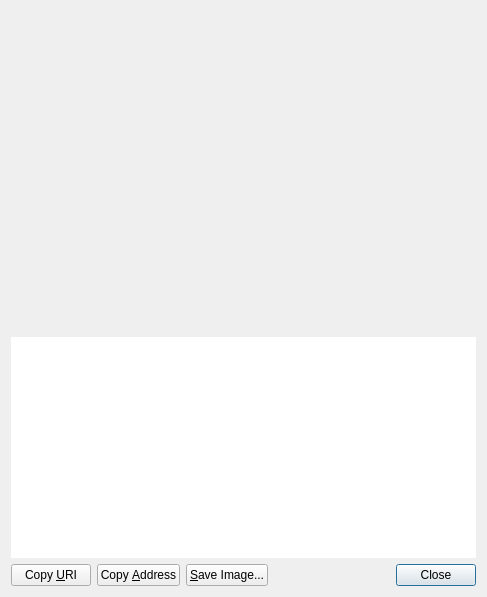
BTCGPU/BTCGPU, file src/qt/forms/receiverequestdialog.ui: the form before one commit.
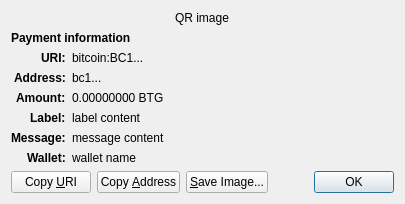
The form after the commit. Custom widgets are drawn as their Qt base class.

Diff of the .ui file:
```diff
--- a/src/qt/forms/receiverequestdialog.ui
+++ b/src/qt/forms/receiverequestdialog.ui
@@ -6,60 +6,158 @@
    <rect>
     <x>0</x>
     <y>0</y>
-    <width>487</width>
-    <height>597</height>
+    <width>413</width>
+    <height>229</height>
    </rect>
   </property>
-  <layout class="QVBoxLayout" name="verticalLayout_3">
-   <item>
-    <widget class="QRImageWidget" name="lblQRCode">
-     <property name="sizePolicy">
-      <sizepolicy hsizetype="Expanding" vsizetype="Fixed">
-       <horstretch>0</horstretch>
-       <verstretch>0</verstretch>
-      </sizepolicy>
+  <property name="windowTitle">
+   <string>Request payment to ...</string>
+  </property>
+  <layout class="QGridLayout" name="gridLayout" columnstretch="0,1">
+   <property name="sizeConstraint">
+    <enum>QLayout::SetFixedSize</enum>
+   </property>
+   <item row="0" column="0" colspan="2" alignment="Qt::AlignHCenter">
+    <widget class="QRImageWidget" name="qr_code">
+     <property name="text">
+      <string notr="true">QR image</string>
      </property>
-     <property name="minimumSize">
-      <size>
-       <width>300</width>
-       <height>320</height>
-      </size>
+     <property name="textInteractionFlags">
+      <set>Qt::NoTextInteraction</set>
      </property>
-     <property name="toolTip">
-      <string>QR Code</string>
+    </widget>
+   </item>
+   <item row="1" column="0" colspan="2">
+    <widget class="QLabel" name="payment_header">
+     <property name="font">
+      <font>
+       <weight>75</weight>
+       <bold>true</bold>
+      </font>
      </property>
+     <property name="text">
+      <string>Payment information</string>
+     </property>
+     <property name="textInteractionFlags">
+      <set>Qt::NoTextInteraction</set>
+     </property>
+    </widget>
+   </item>
+   <item row="2" column="0" alignment="Qt::AlignRight|Qt::AlignTop">
+    <widget class="QLabel" name="uri_tag">
+     <property name="font">
+      <font>
+       <weight>75</weight>
+       <bold>true</bold>
+      </font>
+     </property>
+     <property name="text">
+      <string notr="true">URI:</string>
+     </property>
      <property name="textFormat">
       <enum>Qt::PlainText</enum>
      </property>
-     <property name="alignment">
-      <set>Qt::AlignCenter</set>
+     <property name="textInteractionFlags">
+      <set>Qt::NoTextInteraction</set>
      </property>
+    </widget>
+   </item>
+   <item row="2" column="1" alignment="Qt::AlignTop">
+    <widget class="QLabel" name="uri_content">
+     <property name="text">
+      <string notr="true">bitcoin:BC1...</string>
+     </property>
+     <property name="textFormat">
+      <enum>Qt::RichText</enum>
+     </property>
      <property name="wordWrap">
       <bool>true</bool>
      </property>
     </widget>
    </item>
-   <item>
-    <widget class="QTextEdit" name="outUri">
-     <property name="sizePolicy">
-      <sizepolicy hsizetype="Expanding" vsizetype="Expanding">
-       <horstretch>0</horstretch>
-       <verstretch>0</verstretch>
-      </sizepolicy>
+   <item row="3" column="0" alignment="Qt::AlignRight|Qt::AlignTop">
+    <widget class="QLabel" name="address_tag">
+     <property name="font">
+      <font>
+       <weight>75</weight>
+       <bold>true</bold>
+      </font>
      </property>
-     <property name="minimumSize">
-      <size>
-       <width>0</width>
-       <height>50</height>
-      </size>
+     <property name="text">
+      <string>Address:</string>
      </property>
-     <property name="frameShape">
-      <enum>QFrame::NoFrame</enum>
+     <property name="textInteractionFlags">
+      <set>Qt::NoTextInteraction</set>
      </property>
-     <property name="frameShadow">
-      <enum>QFrame::Plain</enum>
+    </widget>
+   </item>
+   <item row="3" column="1" alignment="Qt::AlignTop">
+    <widget class="QLabel" name="address_content">
+     <property name="text">
+      <string notr="true">bc1...</string>
      </property>
-     <property name="tabChangesFocus">
+     <property name="textFormat">
+      <enum>Qt::PlainText</enum>
+     </property>
+     <property name="textInteractionFlags">
+      <set>Qt::TextSelectableByMouse</set>
+     </property>
+    </widget>
+   </item>
+   <item row="4" column="0" alignment="Qt::AlignRight|Qt::AlignTop">
+    <widget class="QLabel" name="amount_tag">
+     <property name="font">
+      <font>
+       <weight>75</weight>
+       <bold>true</bold>
+      </font>
+     </property>
+     <property name="text">
+      <string>Amount:</string>
+     </property>
+     <property name="textInteractionFlags">
+      <set>Qt::NoTextInteraction</set>
+     </property>
+    </widget>
+   </item>
+   <item row="4" column="1" alignment="Qt::AlignTop">
+    <widget class="QLabel" name="amount_content">
+     <property name="text">
+      <string notr="true">0.00000000 BTG</string>
+     </property>
+     <property name="textFormat">
+      <enum>Qt::PlainText</enum>
+     </property>
+     <property name="textInteractionFlags">
+      <set>Qt::TextSelectableByMouse</set>
+     </property>
+    </widget>
+   </item>
+   <item row="5" column="0" alignment="Qt::AlignRight|Qt::AlignTop">
+    <widget class="QLabel" name="label_tag">
+     <property name="font">
+      <font>
+       <weight>75</weight>
+       <bold>true</bold>
+      </font>
+     </property>
+     <property name="text">
+      <string>Label:</string>
+     </property>
+     <property name="textInteractionFlags">
+      <set>Qt::NoTextInteraction</set>
+     </property>
+    </widget>
+   </item>
+   <item row="5" column="1" alignment="Qt::AlignTop">
+    <widget class="QLabel" name="label_content">
+     <property name="text">
+      <string notr="true">label content</string>
+     </property>
+     <property name="textFormat">
+      <enum>Qt::PlainText</enum>
+     </property>
+     <property name="wordWrap">
       <bool>true</bool>
      </property>
      <property name="textInteractionFlags">
@@ -67,7 +165,71 @@
      </property>
     </widget>
    </item>
-   <item>
+   <item row="6" column="0" alignment="Qt::AlignRight|Qt::AlignTop">
+    <widget class="QLabel" name="message_tag">
+     <property name="font">
+      <font>
+       <weight>75</weight>
+       <bold>true</bold>
+      </font>
+     </property>
+     <property name="text">
+      <string>Message:</string>
+     </property>
+     <property name="textInteractionFlags">
+      <set>Qt::NoTextInteraction</set>
+     </property>
+    </widget>
+   </item>
+   <item row="6" column="1" alignment="Qt::AlignTop">
+    <widget class="QLabel" name="message_content">
+     <property name="text">
+      <string notr="true">message content</string>
+     </property>
+     <property name="textFormat">
+      <enum>Qt::PlainText</enum>
+     </property>
+     <property name="wordWrap">
+      <bool>true</bool>
+     </property>
+     <property name="textInteractionFlags">
+      <set>Qt::TextSelectableByMouse</set>
+     </property>
+    </widget>
+   </item>
+   <item row="7" column="0" alignment="Qt::AlignRight|Qt::AlignTop">
+    <widget class="QLabel" name="wallet_tag">
+     <property name="font">
+      <font>
+       <weight>75</weight>
+       <bold>true</bold>
+      </font>
+     </property>
+     <property name="text">
+      <string>Wallet:</string>
+     </property>
+     <property name="textInteractionFlags">
+      <set>Qt::NoTextInteraction</set>
+     </property>
+    </widget>
+   </item>
+   <item row="7" column="1" alignment="Qt::AlignTop">
+    <widget class="QLabel" name="wallet_content">
+     <property name="text">
+      <string notr="true">wallet name</string>
+     </property>
+     <property name="textFormat">
+      <enum>Qt::PlainText</enum>
+     </property>
+     <property name="wordWrap">
+      <bool>true</bool>
+     </property>
+     <property name="textInteractionFlags">
+      <set>Qt::TextSelectableByMouse</set>
+     </property>
+    </widget>
+   </item>
+   <item row="8" column="0" colspan="2">
     <layout class="QHBoxLayout" name="horizontalLayout">
      <item>
       <widget class="QPushButton" name="btnCopyURI">
@@ -115,7 +277,7 @@
      <item>
       <widget class="QDialogButtonBox" name="buttonBox">
        <property name="standardButtons">
-        <set>QDialogButtonBox::Close</set>
+        <set>QDialogButtonBox::Ok</set>
        </property>
       </widget>
      </item>
```
Left out of the diff: 40 changed lines with no effect on the pictures.
